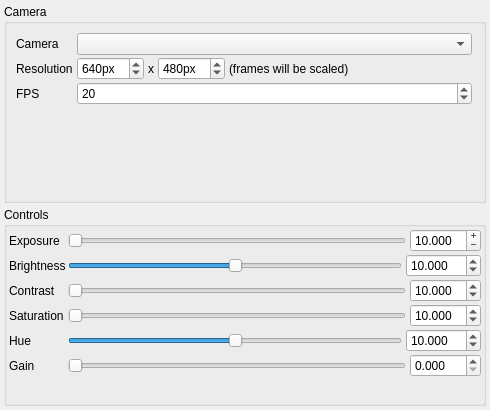
This is src/modules/camera-generic/genericcamerasettingsdialog.ui in syntalos/syntalos as Qt 5 draws it before an edit. The edited form follows.
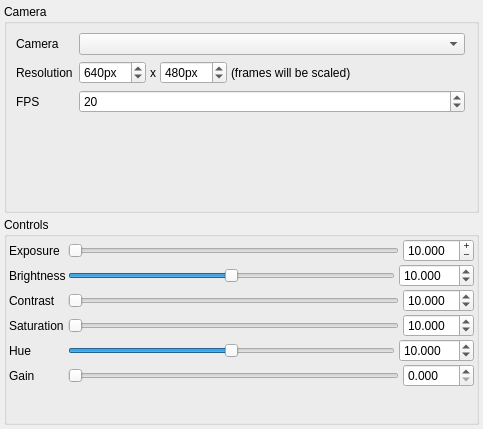
This is the edited form.

Commit message: Fix a bunch of minor module settings UI quirks

```diff
--- a/src/modules/camera-generic/genericcamerasettingsdialog.ui
+++ b/src/modules/camera-generic/genericcamerasettingsdialog.ui
@@ -6,8 +6,8 @@
    <rect>
     <x>0</x>
     <y>0</y>
-    <width>490</width>
-    <height>410</height>
+    <width>483</width>
+    <height>429</height>
    </rect>
   </property>
   <property name="windowTitle">
@@ -38,10 +38,10 @@
       <item>
        <layout class="QFormLayout" name="formLayout_2">
         <property name="horizontalSpacing">
-         <number>4</number>
+         <number>6</number>
         </property>
         <property name="verticalSpacing">
-         <number>2</number>
+         <number>6</number>
         </property>
         <property name="rightMargin">
          <number>2</number>
```
The commit also changes 6 other files.
